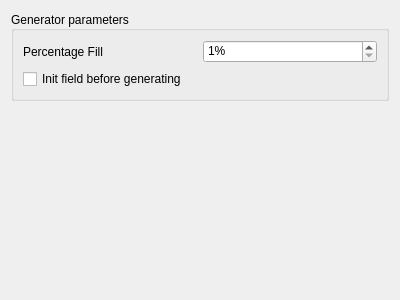
Before: the Qt Designer form generatorpage.ui in darthtenebrus/kglife, drawn with Qt 5.
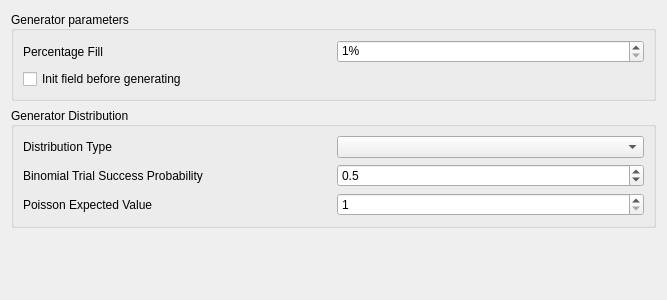
After: the same form once the commit is applied.

Commit message: Distribution Types added

```diff
--- a/generatorpage.ui
+++ b/generatorpage.ui
@@ -6,7 +6,7 @@
    <rect>
     <x>0</x>
     <y>0</y>
-    <width>400</width>
+    <width>667</width>
     <height>300</height>
    </rect>
   </property>
@@ -66,6 +66,93 @@
      </layout>
     </widget>
    </item>
+   <item>
+    <widget class="QGroupBox" name="groupBox_2">
+     <property name="title">
+      <string>Generator Distribution</string>
+     </property>
+     <property name="alignment">
+      <set>Qt::AlignLeading|Qt::AlignLeft|Qt::AlignVCenter</set>
+     </property>
+     <layout class="QVBoxLayout" name="verticalLayout_3">
+      <item>
+       <layout class="QHBoxLayout" name="horizontalLayout_2">
+        <item>
+         <widget class="QLabel" name="label_2">
+          <property name="text">
+           <string>Distribution Type</string>
+          </property>
+         </widget>
+        </item>
+        <item>
+         <widget class="QComboBox" name="kcfg_distribution">
+          <property name="sizePolicy">
+           <sizepolicy hsizetype="Preferred" vsizetype="Fixed">
+            <horstretch>0</horstretch>
+            <verstretch>0</verstretch>
+           </sizepolicy>
+          </property>
+         </widget>
+        </item>
+       </layout>
+      </item>
+      <item>
+       <layout class="QHBoxLayout" name="horizontalLayout_4">
+        <item>
+         <widget class="QLabel" name="label_3">
+          <property name="text">
+           <string>Binomial Trial Success Probability</string>
+          </property>
+         </widget>
+        </item>
+        <item>
+         <widget class="QDoubleSpinBox" name="kcfg_probtrial">
+          <property name="sizePolicy">
+           <sizepolicy hsizetype="Preferred" vsizetype="Fixed">
+            <horstretch>0</horstretch>
+            <verstretch>0</verstretch>
+           </sizepolicy>
+          </property>
+          <property name="decimals">
+           <number>1</number>
+          </property>
+          <property name="minimum">
+           <double>0.100000000000000</double>
+          </property>
+          <property name="maximum">
+           <double>0.900000000000000</double>
+          </property>
+          <property name="singleStep">
+           <double>0.100000000000000</double>
+          </property>
+          <property name="value">
+           <double>0.500000000000000</double>
+          </property>
+         </widget>
+        </item>
+       </layout>
+      </item>
+      <item>
+       <layout class="QHBoxLayout" name="horizontalLayout_3">
+        <item>
+         <widget class="QLabel" name="label_4">
+          <property name="text">
+           <string>Poisson Expected Value</string>
+          </property>
+         </widget>
+        </item>
+        <item>
+         <widget class="QSpinBox" name="kcfg_expectedval">
+          <property name="minimum">
+           <number>1</number>
+          </property>
+         </widget>
+        </item>
+       </layout>
+      </item>
+     </layout>
+    </widget>
+   </item>
    <item>
     <spacer name="verticalSpacer">
      <property name="orientation">
```
The commit also changes 6 other files.
